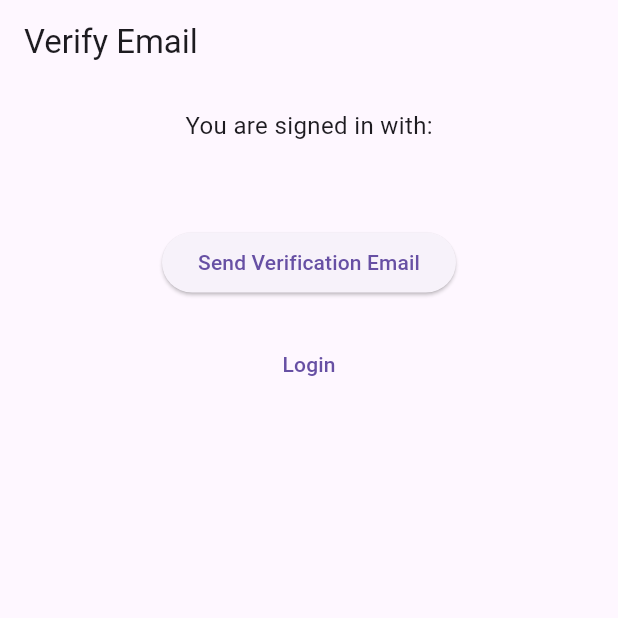
After one commit to akash-m-s/social_media_helper, a Flutter app: the VerifyEmailPage screen opened by its route, on a phone screen of 412 x 824 dp, the top half of it. The commit adds this screen. Run offline on Flutter 3.47's test engine with Material 3 defaults, Android fonts, the phone set to English and light mode, and no system bars; our stand-ins replace firebase_auth, firebase_core, go_router; accounts and stored records are empty; network calls fail.

Commit message:
added email verification to the auth flow

```diff
--- a/lib/app_router.dart
+++ b/lib/app_router.dart
@@ -5,6 +5,7 @@ import 'pages/login_page.dart';
 import 'pages/signup_page.dart';
 import 'pages/home_page.dart';
 import 'pages/splash_screen.dart';
+import 'pages/verify_email_page.dart';
 
 class AppRouter {
   static GoRouter getRouter(BuildContext context) {
@@ -23,7 +24,7 @@ class AppRouter {
         GoRoute(
           path: '/login',
           builder: (context, state) {
-            return LoginPage();
+            return const LoginPage();
           },
         ),
 
@@ -48,6 +49,13 @@ class AppRouter {
             return const HomePage();
           },
         ),
+
+        GoRoute(
+          path: '/verify-email',
+          builder: (context, state) {
+            return const VerifyEmailPage();
+          },
+        ),
       ],
     );
   }
--- a/lib/pages/signup_page.dart
+++ b/lib/pages/signup_page.dart
@@ -59,7 +59,7 @@ class SignupPageState extends State<SignupPage> {
                   try {
                     await authProvider.signUp(
                         emailController.text, passwordController.text);
-                    context.go('/login');
+                    context.go('/verify-email');
                   } catch (e) {
                     ScaffoldMessenger.of(context)
                         .showSnackBar(SnackBar(content: Text(e.toString())));
--- /dev/null
+++ b/lib/pages/verify_email_page.dart
@@ -0,0 +1,86 @@
+// ignore_for_file: use_build_context_synchronously
+
+import 'package:flutter/material.dart';
+import 'package:go_router/go_router.dart';
+import 'package:provider/provider.dart';
+
+import '../providers/auth_providers.dart';
+
+class VerifyEmailPage extends StatefulWidget {
+  const VerifyEmailPage({super.key});
+
+  @override
+  State<VerifyEmailPage> createState() => _VerifyEmailPageState();
+}
+
+class _VerifyEmailPageState extends State<VerifyEmailPage> {
+  bool _resend = false;
+
+  bool _isLoading = false;
+
+  void _sendVerificationEmail() async {
+    setState(() {
+      _isLoading = true;
+    });
+
+    try {
+      await Provider.of<AuthProvider>(context, listen: false)
+          .sendEmailVerification();
+
+      ScaffoldMessenger.of(context).showSnackBar(
+        const SnackBar(
+            content: Text('Verification email sent. Please check your inbox')),
+      );
+      setState(() {
+        _resend = true;
+      });
+    } catch (e) {
+      ScaffoldMessenger.of(context)
+          .showSnackBar(SnackBar(content: Text(e.toString())));
+    } finally {
+      setState(() {
+        _isLoading = false;
+      });
+    }
+  }
+
+  @override
+  Widget build(BuildContext context) {
+    final userEmail = Provider.of<AuthProvider>(context).user?.email ?? '';
+
+    return Scaffold(
+      appBar: AppBar(title: const Text('Verify Email')),
+      body: Container(
+        width: double.infinity,
+        padding: const EdgeInsets.all(16.0),
+        child: Column(
+          crossAxisAlignment: CrossAxisAlignment.center,
+          children: [
+            const Text('You are signed in with:',
+                style: TextStyle(fontSize: 16)),
+            const SizedBox(height: 10),
+            Text(userEmail,
+                style:
+                    const TextStyle(fontSize: 18, fontWeight: FontWeight.bold)),
+            const SizedBox(height: 20),
+            ElevatedButton(
+              onPressed: _isLoading ? null : _sendVerificationEmail,
+              child: _isLoading
+                  ? const CircularProgressIndicator(color: Colors.white)
+                  : Text(_resend
+                      ? 'Resend Verification Email'
+                      : 'Send Verification Email'),
+            ),
+            const SizedBox(height: 20),
+            TextButton(
+              onPressed: () {
+                context.go('/login');
+              },
+              child: const Text('Login'),
+            ),
+          ],
+        ),
+      ),
+    );
+  }
+}
```
Also changed, not shown: lib/pages/login_page.dart (+23 -3 lines), lib/providers/auth_providers.dart (+18 -0 lines), lib/services/auth_service.dart (+19 -0 lines).
